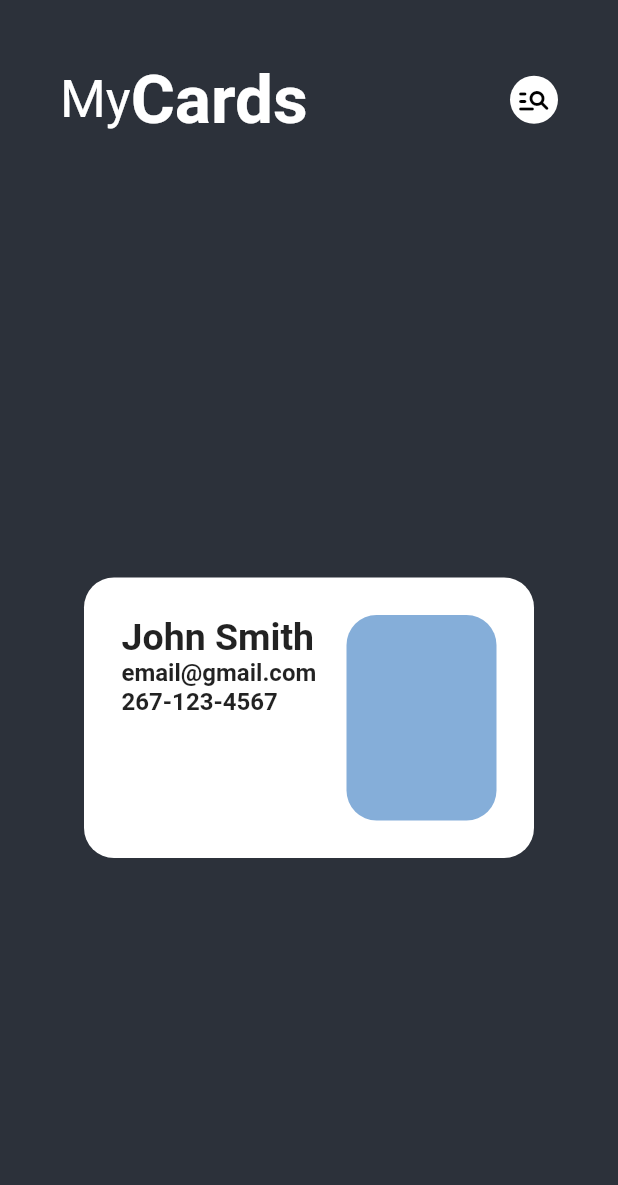
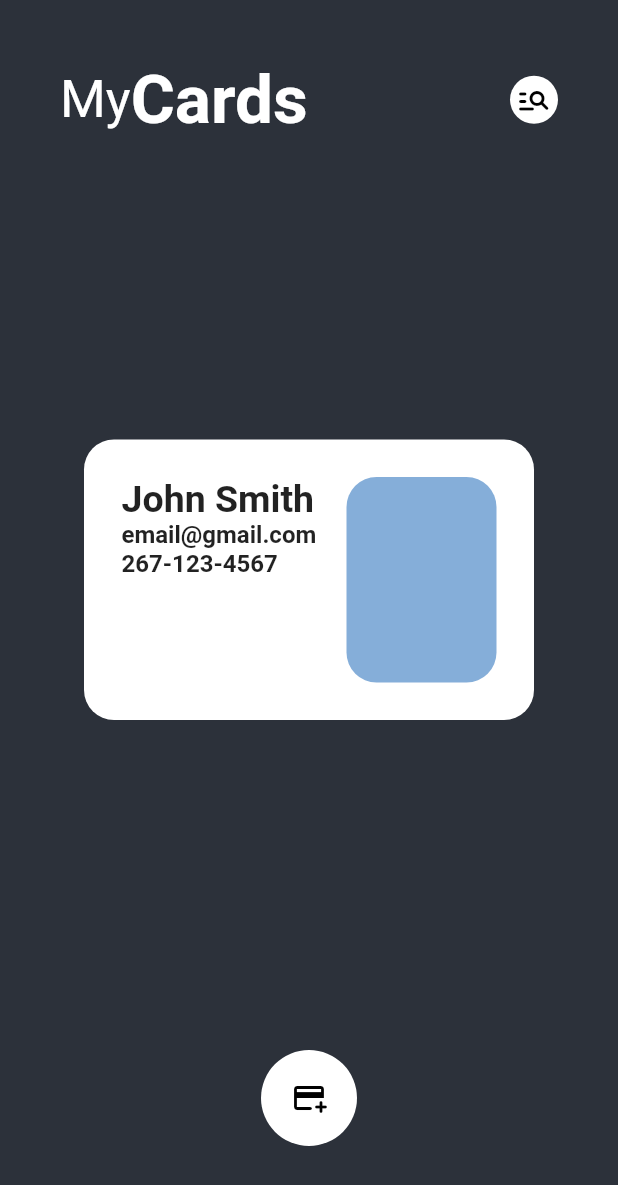
Before and after one commit to FroggoLight/WeCard-CI103-Course-Project, a Flutter app: the screen it shows after launch, on a phone screen of 412 x 824 dp. Shown: the top 1185 px of the screen. Run offline on Flutter 3.47's test engine with Material 2 defaults, Android fonts, the light colour scheme and no system bars.

Commit message:
Created an add button, no functionality as of yet

```diff
--- a/carde/lib/Pages/homePage.dart
+++ b/carde/lib/Pages/homePage.dart
@@ -103,7 +103,27 @@ class _HomePageState extends State<HomePage> {
                     ],
                   ))
             ]),
-          )
+          ),
+
+          Padding(
+            padding: const EdgeInsets.all(60.0),
+            child: Row(
+              mainAxisAlignment: MainAxisAlignment.center,
+              children: [
+                Container(
+                  padding: const EdgeInsets.all(20),
+                  decoration: const BoxDecoration(
+                    color: Colors.white,
+                    shape: BoxShape.circle,
+                  ),
+                  child: const Icon(
+                    Icons.add_card_rounded,
+                    color: Colors.black,
+                  ),
+                ),
+              ],
+            ),
+          ),
           // Add Button
         ]),
       ),
```
